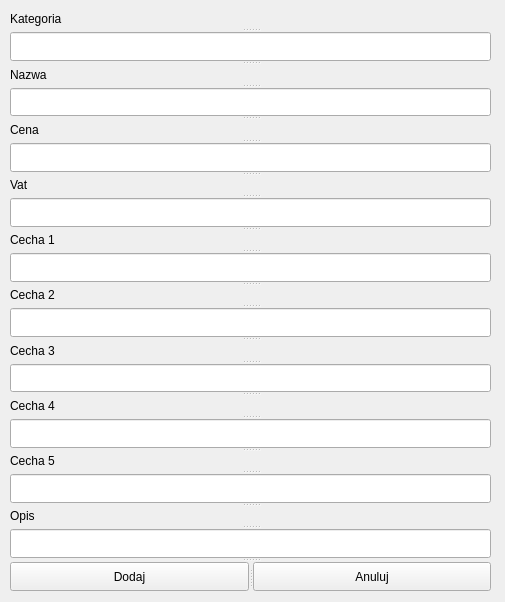
The window that Sklepzelektronika/dodaj_towar.ui (kapi2700/Sklepzelektronika) describes before a commit, drawn with Qt 5.
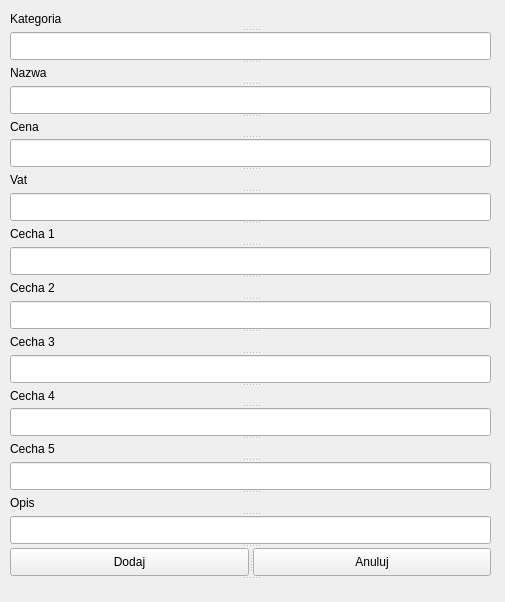
The same window after the commit.

Commit message: Dodaj towar, kategorie

```diff
--- a/Sklepzelektronika/dodaj_towar.ui
+++ b/Sklepzelektronika/dodaj_towar.ui
@@ -13,16 +13,28 @@
   <property name="windowTitle">
    <string>dodaj_towar</string>
   </property>
-  <widget class="QWidget" name="centralwidget">
-   <widget class="QSplitter" name="splitter">
+  <widget class="QWidget" name="centralwidget" native="true">
+   <property name="geometry">
+    <rect>
+     <x>0</x>
+     <y>0</y>
+     <width>501</width>
+     <height>601</height>
+    </rect>
+   </property>
+   <widget class="QSplitter" name="splitter_2">
     <property name="geometry">
      <rect>
       <x>10</x>
       <y>10</y>
       <width>481</width>
-      <height>581</height>
+      <height>591</height>
      </rect>
     </property>
+    <property name="orientation">
+     <enum>Qt::Vertical</enum>
+    </property>
+    <widget class="QSplitter" name="splitter">
     <property name="orientation">
      <enum>Qt::Vertical</enum>
     </property>
@@ -100,6 +112,12 @@
        <string>Anuluj</string>
       </property>
      </widget>
+     </widget>
+    </widget>
+    <widget class="QLabel" name="blad_lbl">
+     <property name="text">
+      <string/>
+     </property>
     </widget>
    </widget>
   </widget>
```
Lines whose indentation alone changed are shown as unchanged. The commit also changes 9 other files.
